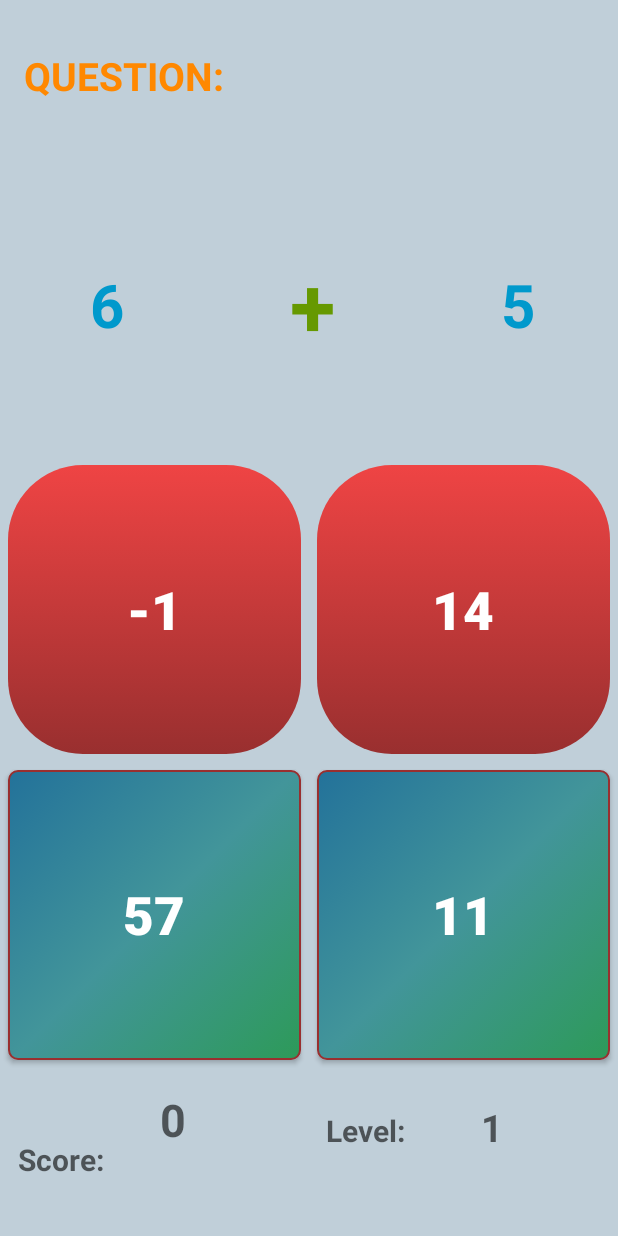
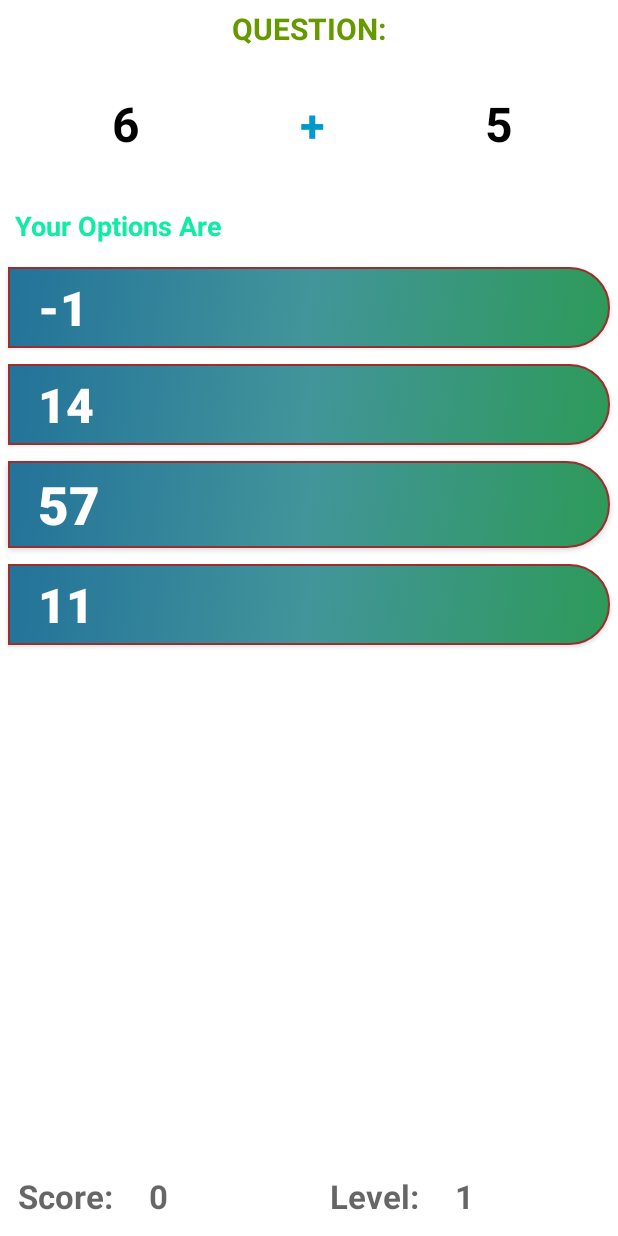
Before and after one commit to ssrishabh96/Game_Math_Quiz, an Android app: the Main2Activity screen opened directly, with no data from a screen before it, after a tap on an icon or button, on a phone screen of 412 x 824 dp. Run offline under Robolectric (Android 15) with nearby library versions, the phone set to English and light mode, and no system bars.

Commit message:
Following Changes:
1. Add Firebase Dependency
2. Repair Drawable round pattern
3. Changed the layout and made it efficient

```diff
--- a/app/src/main/java/gametut/googlelle/game_tut1/activity/Main2Activity.java
+++ b/app/src/main/java/gametut/googlelle/game_tut1/activity/Main2Activity.java
@@ -39,12 +39,12 @@ public class Main2Activity extends AppCompatActivity implements View.OnClickList
     int answerGiven = 0;
     TextView score, level;
 
-    Button a, b, c,d;
+    Button a, b, c, d;
     TextView operanda, operator, operandb;
 
     @Override
     public boolean onCreateOptionsMenu(Menu menu) {
-        menu.add(0,0,0,"hello");
+            menu.add(0,0,0,"hello");
 
         return true;
     }
--- a/app/src/main/res/drawable/blue_button.xml
+++ b/app/src/main/res/drawable/blue_button.xml
@@ -8,7 +8,10 @@
                 android:width="1dp"
                 android:color="#992f2f" />
             <corners
-                android:radius="6dp" />
+                android:bottomRightRadius="50dp"
+                android:topRightRadius="50dp"
+                android:bottomLeftRadius="0dp"
+                android:topLeftRadius="0dp" />
             <padding
                 android:left="10dp"
                 android:top="10dp"
@@ -27,7 +30,10 @@
                 android:width="1dp"
                 android:color="#992f2f" />
             <corners
-                android:radius="6dp" />
+                android:bottomRightRadius="50dp"
+                android:topRightRadius="50dp"
+                android:bottomLeftRadius="0dp"
+                android:topLeftRadius="0dp" />
             <padding
                 android:left="10dp"
                 android:top="10dp"
--- a/app/src/main/res/drawable/red_button.xml
+++ b/app/src/main/res/drawable/red_button.xml
@@ -3,9 +3,6 @@
 
     <item android:state_pressed="true" >
         <shape>
-            <size android:width="90dp"
-                android:height="90dp"/>
-
 
             <gradient
                 android:startColor="#ef4444"
@@ -13,7 +10,10 @@
                 android:angle="45" />
 
             <corners
-                android:radius="46dp" />
+                android:bottomRightRadius="50dp"
+                android:topRightRadius="50dp"
+                android:bottomLeftRadius="0dp"
+                android:topLeftRadius="0dp" />
         </shape>
     </item>
 
@@ -24,12 +24,12 @@
                 android:endColor="#992f2f"
                 android:angle="270" />
 
-
-            <size android:width="90dp"
-                android:height="90dp"/>
-
             <corners
-                android:radius="50dp" />
+                android:bottomRightRadius="50dp"
+                android:topRightRadius="50dp"
+                android:bottomLeftRadius="0dp"
+                android:topLeftRadius="0dp"
+                />
         </shape>
     </item>
 </selector>
--- a/app/src/main/res/drawable/round_shape.xml
+++ b/app/src/main/res/drawable/round_shape.xml
@@ -4,12 +4,9 @@
     xmlns:android="http://schemas.android.com/apk/res/android"
     >
 
-    <solid android:color="#eee"/>
 
-    <size android:width="44dp" android:height="44dp"/>
+    <size android:width="90dp" android:height="90dp"/>
 
-    <padding android:bottom="10dp" android:left="10dp" android:right="10dp" android:top="10dp"/>
-
-    <corners android:radius="8dp"/>
+    <corners android:radius="1dp"/>
 
 </shape>
--- a/app/src/main/res/layout/activity_main2.xml
+++ b/app/src/main/res/layout/activity_main2.xml
@@ -1,51 +1,38 @@
 <?xml version="1.0" encoding="utf-8"?>
-<LinearLayout xmlns:android="http://schemas.android.com/apk/res/android"
+<RelativeLayout xmlns:android="http://schemas.android.com/apk/res/android"
     android:layout_width="match_parent"
     android:layout_height="match_parent"
-    android:background="#c0cfd9"
-    android:weightSum="8"
-    android:orientation="vertical"
-
+    android:background="@android:color/background_light"
     >
 
     <LinearLayout
         android:layout_width="match_parent"
-        android:layout_height="0dp"
+        android:layout_height="match_parent"
         android:orientation="vertical"
-        android:layout_weight="1">
+        android:layout_alignParentTop="true"
+        android:layout_alignParentLeft="true"
+        android:layout_alignParentStart="true">
+
+
+        <TextView
+            android:id="@+id/textView3"
+            android:layout_width="match_parent"
+            android:layout_height="wrap_content"
+            android:gravity="center"
+            android:padding="5dp"
+            android:text="QUESTION:"
+            android:textAppearance="?android:attr/textAppearanceLarge"
+            android:textColor="@android:color/holo_green_dark"
+            android:textIsSelectable="false"
+            android:textSize="20sp"
+            android:textStyle="bold" />
+
 
         <LinearLayout
             android:layout_width="match_parent"
             android:layout_height="wrap_content"
-            android:layout_weight="1"
-            android:orientation="horizontal">
 
-    <TextView
-        android:id="@+id/textView3"
-        android:layout_width="0dp"
-        android:layout_height="wrap_content"
-        android:layout_marginLeft="16dp"
-        android:layout_weight="1"
-        android:layout_gravity="left|center_vertical"
-
-        android:text="QUESTION:"
-
-        android:textAppearance="?android:attr/textAppearanceLarge"
-        android:textColor="@android:color/holo_orange_dark"
-        android:textIsSelectable="false"
-        android:textSize="26sp"
-        android:textStyle="bold" />
-        </LinearLayout>
-    </LinearLayout>
-
-
-
-    <LinearLayout
-        android:layout_width="match_parent"
             android:orientation="horizontal"
-        android:layout_weight="2"
-
-        android:layout_height="0dp"
 
             >
 
@@ -53,221 +40,185 @@
                 android:id="@+id/operanda"
                 android:layout_width="wrap_content"
                 android:layout_height="wrap_content"
+                android:layout_marginLeft="5dp"
                 android:layout_weight="1"
-        android:layout_gravity="center"
                 android:gravity="center"
-        android:layout_marginLeft="5dp"
                 android:text="9"
                 android:textAppearance="?android:attr/textAppearanceMedium"
-        android:textColor="@android:color/holo_blue_dark"
-        android:textSize="40sp"
+                android:textColor="@android:color/black"
+                android:textSize="32sp"
                 android:textStyle="bold" />
 
             <TextView
                 android:id="@+id/operator"
                 android:layout_width="wrap_content"
                 android:layout_height="wrap_content"
-        android:layout_gravity="center"
 
-        android:layout_weight="1"
-
+                android:background="@drawable/round_shape"
                 android:gravity="center"
+                android:padding="10dp"
                 android:text="*"
                 android:textAppearance="?android:attr/textAppearanceMedium"
-        android:textColor="@android:color/holo_green_dark"
-        android:textSize="55sp"
-        android:textStyle="bold"
-         />
+                android:textColor="@android:color/holo_blue_dark"
+                android:textSize="30dp"
+                android:textStyle="bold" />
 
 
             <TextView
                 android:id="@+id/operandb"
                 android:layout_width="wrap_content"
                 android:layout_height="wrap_content"
-            android:layout_gravity="center"
 
                 android:layout_weight="1"
 
                 android:gravity="center"
                 android:text="9"
                 android:textAppearance="?android:attr/textAppearanceMedium"
-            android:textColor="@android:color/holo_blue_dark"
-            android:textSize="40sp"
-            android:textStyle="bold"
-          />
+                android:textColor="@android:color/black"
+                android:textSize="32sp"
+                android:textStyle="bold" />
+
         </LinearLayout>
 
 
-
-    <LinearLayout
-        android:id="@+id/questions"
-        android:layout_width="match_parent"
-        android:layout_height="0dp"
-        android:layout_gravity="center"
-        android:layout_weight="2"
-        android:orientation="vertical">
-
-        <LinearLayout
-            android:id="@+id/ansrow1"
+        <TextView
+            android:id="@+id/textView5"
             android:layout_width="match_parent"
             android:layout_height="wrap_content"
-            android:orientation="horizontal"
-            android:layout_weight="2">
-
+            android:padding="10dp"
+            android:text="Your Options Are"
+            android:textColor="#0eeca6"
+            android:textSize="18sp"
+            android:textStyle="bold" />
 
         <Button
             android:id="@+id/ansa"
+            android:layout_width="match_parent"
+            android:layout_height="wrap_content"
+            android:layout_margin="5dp"
+            android:layout_marginRight="20dp"
+            android:background="@drawable/blue_button"
+            android:gravity="left|center"
+            android:paddingBottom="5dp"
+            android:paddingLeft="20dp"
+            android:paddingTop="5dp"
+            android:text="A"
+            android:textColor="@android:color/white"
+            android:textSize="32sp"
+            android:textStyle="bold" />
+
+        <Button
+            android:id="@+id/ansb"
             style="@style/TextAppearance.AppCompat.Button"
-                android:layout_width="0dp"
+            android:layout_width="match_parent"
+            android:layout_height="wrap_content"
+            android:layout_margin="5dp"
 
-                android:layout_height="fill_parent"
+            android:layout_marginRight="20dp"
+            android:background="@drawable/blue_button"
+            android:gravity="left|center"
+            android:paddingBottom="5dp"
+            android:paddingLeft="20dp"
+            android:paddingTop="5dp"
+            android:text="B"
+            android:textColor="@android:color/white"
+            android:textSize="32sp"
+            android:textStyle="bold" />
+
+        <Button
+            android:id="@+id/ansc"
+            android:layout_width="match_parent"
+            android:layout_height="wrap_content"
             android:layout_margin="5dp"
-                android:layout_weight="1"
-                android:background="@drawable/red_button"
-                android:text="A"
+
+            android:layout_marginRight="20dp"
+            android:background="@drawable/blue_button"
+            android:gravity="left|center"
+            android:paddingBottom="5dp"
+            android:paddingLeft="20dp"
+            android:paddingTop="5dp"
+            android:text="C"
             android:textColor="@android:color/white"
             android:textSize="35sp"
             android:textStyle="bold" />
 
         <Button
-                android:id="@+id/ansb"
+            android:id="@+id/ansd"
             style="@style/TextAppearance.AppCompat.Button"
-                android:layout_width="0dp"
-                android:layout_height="fill_parent"
+            android:layout_width="match_parent"
+            android:layout_height="wrap_content"
             android:layout_margin="5dp"
-
-                android:layout_weight="1"
-                android:background="@drawable/red_button"
-                android:text="B"
+            android:layout_marginRight="20dp"
+            android:background="@drawable/blue_button"
+            android:gravity="left|center"
+            android:paddingBottom="5dp"
+            android:paddingLeft="20dp"
+            android:paddingTop="5dp"
+            android:text="D"
             android:textColor="@android:color/white"
-                android:textSize="35sp"
+            android:textSize="32sp"
             android:textStyle="bold" />
 
 
-        </LinearLayout></LinearLayout>
-
-    <LinearLayout
-        android:id="@+id/questions2"
-        android:layout_width="match_parent"
-        android:layout_height="0dp"
-        android:layout_weight="2"
-
-        android:layout_marginBottom="10sp"
-
-        android:orientation="vertical">
-        <LinearLayout
-            android:id="@+id/ansrow2"
-            android:layout_width="match_parent"
-            android:layout_height="0dp"
-
-            android:orientation="horizontal"
-            android:layout_weight="2">
-
-
-            <Button
-                android:id="@+id/ansc"
-                style="@style/TextAppearance.AppCompat.Button"
-                android:layout_width="0dp"
-                android:layout_height="fill_parent"
-                android:layout_margin="5dp"
-
-                android:layout_weight="1"
-                android:background="@drawable/blue_button"
-                android:text="C"
-                android:textColor="@android:color/white"
-                android:textSize="35sp"
-                android:textStyle="bold" />
-
-
-            <Button
-                android:id="@+id/ansd"
-                style="@style/TextAppearance.AppCompat.Button"
-                android:layout_width="0dp"
-                android:layout_height="fill_parent"
-                android:layout_margin="5dp"
-                android:layout_weight="1"
-                android:background="@drawable/blue_button"
-                android:text="D"
-                android:textColor="@android:color/white"
-                android:textSize="35sp"
-                android:textStyle="bold" />
-        </LinearLayout>
 
 
     </LinearLayout>
 
-    <LinearLayout
-        android:layout_width="match_parent"
-        android:layout_height="0dp"
-        android:orientation="vertical"
-        android:layout_weight="1">
 
     <LinearLayout
         android:layout_width="match_parent"
         android:layout_height="wrap_content"
-            android:layout_weight="1"
-            android:orientation="horizontal"
+        android:layout_alignParentBottom="true"
 
-            >
+        android:orientation="horizontal">
 
         <TextView
             android:id="@+id/textView"
-                android:layout_width="0dp"
-                android:layout_weight="1"
+            android:layout_width="wrap_content"
             android:layout_height="wrap_content"
+            android:layout_gravity="center"
             android:padding="12dp"
-                android:layout_gravity="center"
             android:text="Score:"
             android:textAppearance="?android:attr/textAppearanceMedium"
-                android:textSize="20dp"
+            android:textSize="22sp"
             android:textStyle="bold" />
 
         <TextView
             android:id="@+id/score"
-                android:layout_width="0dp"
+            android:layout_width="wrap_content"
             android:layout_height="fill_parent"
-                android:padding="4dp"
             android:layout_weight="1"
-                android:text="9999"
+            android:padding="12dp"
+            android:text="0"
             android:textAppearance="?android:attr/textAppearanceMedium"
-                android:textSize="30sp"
+            android:textSize="22sp"
             android:textStyle="bold" />
 
         <TextView
             android:id="@+id/textView2"
-                android:layout_width="0dp"
+            android:layout_width="wrap_content"
             android:layout_height="wrap_content"
-                android:layout_weight="1"
             android:padding="12dp"
             android:text="Level:"
             android:textAppearance="?android:attr/textAppearanceMedium"
 
-                android:textSize="20sp"
+            android:textSize="22sp"
             android:textStyle="bold"
 
             />
 
         <TextView
             android:id="@+id/level"
-                android:layout_width="0dp"
+            android:layout_width="wrap_content"
+            android:layout_height="fill_parent"
             android:layout_weight="1"
-                android:layout_height="fill_parent"
             android:padding="12dp"
-                android:text="999"
+            android:text="1"
             android:textAppearance="?android:attr/textAppearanceMedium"
-                android:textSize="25dp"
+            android:textSize="22sp"
             android:textStyle="bold" />
 
     </LinearLayout>
 
 
-    </LinearLayout>
-
-
-
-
-
-
-
-
-</LinearLayout>
+</RelativeLayout>
--- a/app/src/main/res/values/styles.xml
+++ b/app/src/main/res/values/styles.xml
@@ -11,6 +11,7 @@
     <style name="AppTheme.NoActionBar">
         <item name="windowActionBar">false</item>
         <item name="windowNoTitle">true</item>
+        <item name="android:statusBarColor">@color/colorPrimary</item>
     </style>
 
     <style name="AppTheme.AppBarOverlay" parent="ThemeOverlay.AppCompat.Dark.ActionBar" />
--- a/build.gradle
+++ b/build.gradle
@@ -5,7 +5,7 @@ buildscript {
         jcenter()
     }
     dependencies {
-        classpath 'com.android.tools.build:gradle:2.4.0-alpha7'
+        classpath 'com.android.tools.build:gradle:2.3.2'
 
         // NOTE: Do not place your application dependencies here; they belong
         // in the individual module build.gradle files
```
Also changed, not shown: app/build.gradle (+10 -19 lines), app/src/main/java/gametut/googlelle/game_tut1/activity/MainActivity.java (+14 -12 lines), app/src/main/res/drawable/ic_perm_identity_black_24dp.xml (added, +9 -0 lines), app/src/main/res/layout/activity_main.xml (+9 -8 lines), app/src/main/res/layout/content_main.xml (+51 -38 lines), app/src/main/ic_launcher-web.png, app/src/main/res/mipmap-hdpi/ic_launcher.png, app/src/main/res/mipmap-mdpi/ic_launcher.png, app/src/main/res/mipmap-xhdpi/ic_launcher.png, app/src/main/res/mipmap-xxhdpi/ic_launcher.png, app/src/main/res/mipmap-xxxhdpi/ic_launcher.png. Lines whose indentation alone changed are shown as unchanged.
